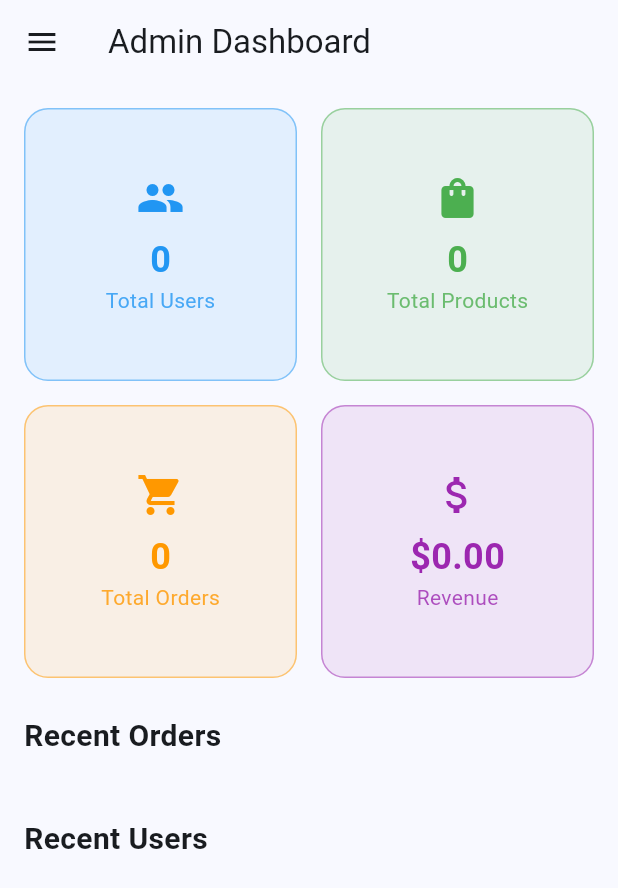
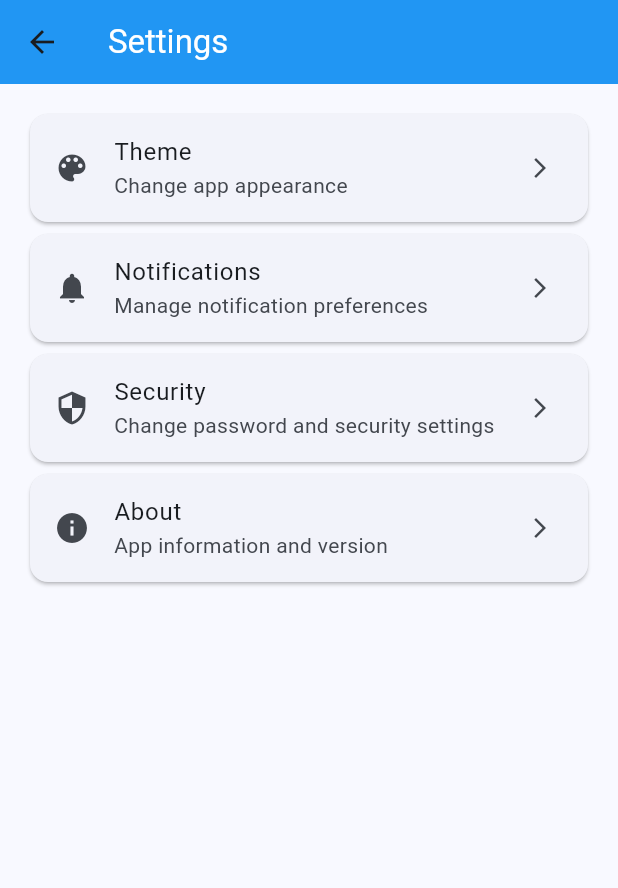
Before and after one commit to Edil-Ayehu/multi_vendor_ecommerce_app_admin_panel, a Flutter app: the screen it shows after launch, in the side drawer, after a tap on "Settings", on a phone screen of 412 x 824 dp. Shown: the top 888 px of the screen. Run offline on Flutter 3.47's test engine with Material 3 defaults, Android fonts, the phone set to English and light mode, and no system bars; our stand-ins replace cloud_firestore, firebase_core, fl_chart; accounts and stored records are empty.

Commit message:
settings screen

```diff
--- a/lib/screens/admin_dashboard_screen.dart
+++ b/lib/screens/admin_dashboard_screen.dart
@@ -5,6 +5,7 @@ import 'package:multi_vendor_ecommerce_app_admin_panel/screens/manage_advertisem
 import 'package:multi_vendor_ecommerce_app_admin_panel/screens/manage_orders_screen.dart';
 import 'package:multi_vendor_ecommerce_app_admin_panel/screens/manage_users_screen.dart';
 import 'package:multi_vendor_ecommerce_app_admin_panel/screens/manage_products_screen.dart';
+import 'package:multi_vendor_ecommerce_app_admin_panel/screens/settings_screen.dart';
 import 'package:multi_vendor_ecommerce_app_admin_panel/services/admin_service.dart';
 
 class AdminDashboardScreen extends StatelessWidget {
@@ -299,7 +300,12 @@ ListTile(
             title: const Text('Settings'),
             onTap: () {
               Navigator.pop(context);
-              // Navigate to settings screen
+              Navigator.push(
+                context,
+                MaterialPageRoute(
+                  builder: (context) => const SettingsScreen(),
+                ),
+              );
             },
           ),
           ListTile(
--- /dev/null
+++ b/lib/screens/settings_screen.dart
@@ -0,0 +1,73 @@
+import 'package:flutter/material.dart';
+
+class SettingsScreen extends StatelessWidget {
+  const SettingsScreen({super.key});
+
+  @override
+  Widget build(BuildContext context) {
+    return Scaffold(
+      appBar: AppBar(
+        backgroundColor: Colors.blue,
+        title: const Text('Settings', style: TextStyle(color: Colors.white)),
+      ),
+      body: ListView(
+        padding: const EdgeInsets.all(16),
+        children: [
+          Card(
+            child: ListTile(
+              leading: const Icon(Icons.color_lens),
+              title: const Text('Theme'),
+              subtitle: const Text('Change app appearance'),
+              trailing: const Icon(Icons.arrow_forward_ios, size: 16),
+              onTap: () {
+                // Implement theme settings
+              },
+            ),
+          ),
+          Card(
+            child: ListTile(
+              leading: const Icon(Icons.notifications),
+              title: const Text('Notifications'),
+              subtitle: const Text('Manage notification preferences'),
+              trailing: const Icon(Icons.arrow_forward_ios, size: 16),
+              onTap: () {
+                // Implement notification settings
+              },
+            ),
+          ),
+          Card(
+            child: ListTile(
+              leading: const Icon(Icons.security),
+              title: const Text('Security'),
+              subtitle: const Text('Change password and security settings'),
+              trailing: const Icon(Icons.arrow_forward_ios, size: 16),
+              onTap: () {
+                // Implement security settings
+              },
+            ),
+          ),
+          Card(
+            child: ListTile(
+              leading: const Icon(Icons.info),
+              title: const Text('About'),
+              subtitle: const Text('App information and version'),
+              trailing: const Icon(Icons.arrow_forward_ios, size: 16),
+              onTap: () {
+                // Show about dialog
+                showAboutDialog(
+                  context: context,
+                  applicationName: 'E-commerce Admin Panel',
+                  applicationVersion: '1.0.0',
+                  applicationIcon: const Icon(Icons.shopping_cart),
+                  children: [
+                    const Text('A multi-vendor e-commerce admin panel'),
+                  ],
+                );
+              },
+            ),
+          ),
+        ],
+      ),
+    );
+  }
+}
```
Lines whose indentation alone changed are shown as unchanged.
